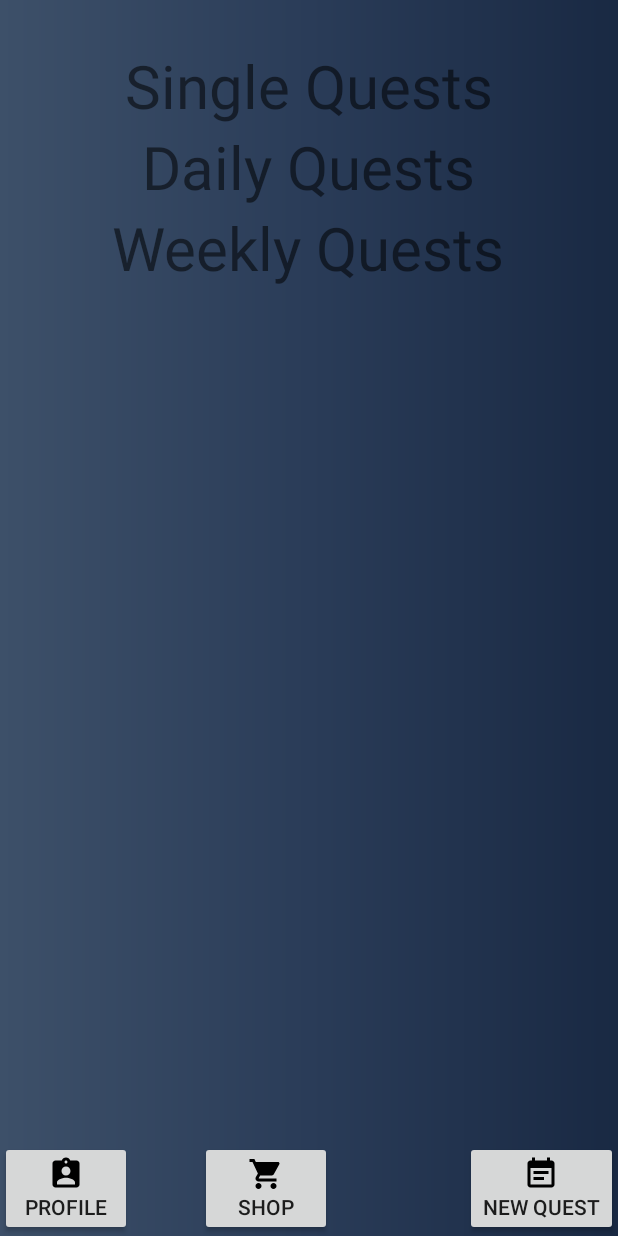
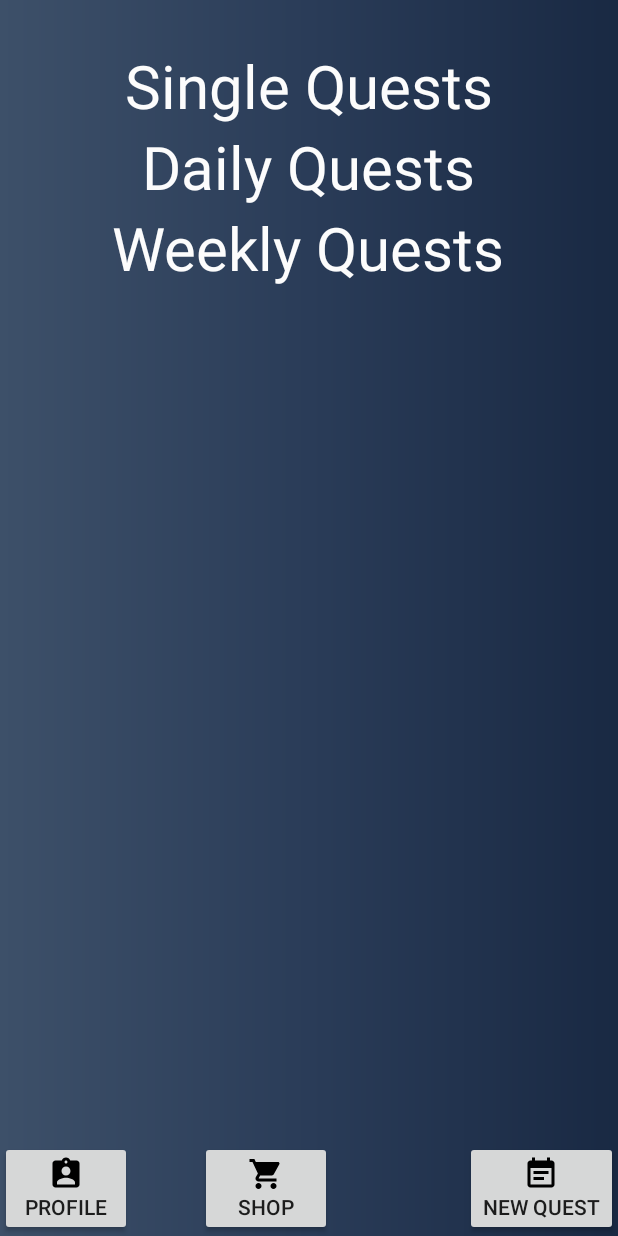
Before and after one commit to kenshin657/MOBAPDE-PIXQUEST, an Android app: the PixQuest_Main screen opened directly, with no data from a screen before it, on a phone screen of 412 x 824 dp. Run offline under Robolectric (Android 15) with nearby library versions, the phone set to English and light mode, and no system bars; our stand-ins replace Firebase (no records; nobody signed in at launch, a user with empty details on screens opened directly).

Commit message:
text color

```diff
--- a/app/src/main/java/com/example/pixquest/PixQuest_Main.java
+++ b/app/src/main/java/com/example/pixquest/PixQuest_Main.java
@@ -14,7 +14,6 @@ import android.widget.AdapterView;
 import android.widget.Button;
 import android.widget.Toast;
 
-import com.google.android.material.bottomnavigation.BottomNavigationView;
 import com.google.firebase.database.DataSnapshot;
 import com.google.firebase.database.DatabaseError;
 import com.google.firebase.database.DatabaseReference;
--- a/app/src/main/res/layout/activity_pix_quest__main.xml
+++ b/app/src/main/res/layout/activity_pix_quest__main.xml
@@ -51,6 +51,7 @@
 
         <TextView
             android:text="Single Quests"
+            android:textColor="@color/white"
             android:textSize="60px"
             android:layout_gravity="center"
             android:layout_width="wrap_content"
@@ -64,6 +65,7 @@
         <TextView
             android:layout_gravity="center"
             android:text="Daily Quests"
+            android:textColor="@color/white"
             android:textSize="60px"
             android:layout_width="wrap_content"
             android:layout_height="wrap_content"/>
@@ -76,6 +78,7 @@
         <TextView
             android:layout_gravity="center"
             android:text="Weekly Quests"
+            android:textColor="@color/white"
             android:textSize="60px"
             android:layout_width="wrap_content"
             android:layout_height="wrap_content"/>
--- a/app/src/main/res/layout/layout_quest_list.xml
+++ b/app/src/main/res/layout/layout_quest_list.xml
@@ -10,6 +10,7 @@
         <TextView
             android:text="Title"
             android:id="@+id/textViewName"
+            android:textColor="@color/white"
             android:textAppearance="@style/TextAppearance.AppCompat.Large"
             android:layout_width="wrap_content"
             android:layout_height="wrap_content"/>
@@ -23,6 +24,7 @@
             <TextView
                 android:text="reward"
                 android:id="@+id/textViewReward"
+                android:textColor="@color/white"
                 android:textAppearance="@style/TextAppearance.AppCompat.Large"
                 android:layout_width="wrap_content"
                 android:layout_height="wrap_content"/>
@@ -33,6 +35,7 @@
     <TextView
         android:text="Description"
         android:id="@+id/textViewDescription"
+        android:textColor="@color/white"
         android:textAppearance="@style/TextAppearance.AppCompat.Medium"
         android:layout_width="match_parent"
         android:layout_height="wrap_content"/>
```
